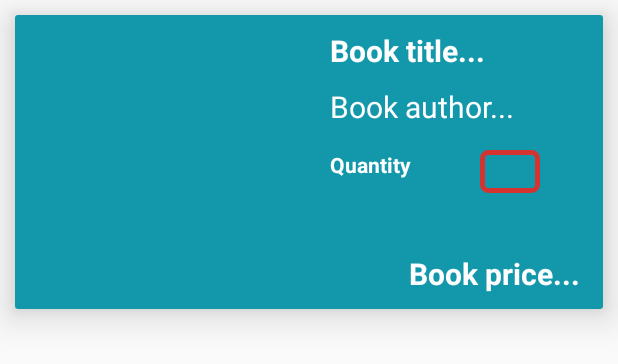
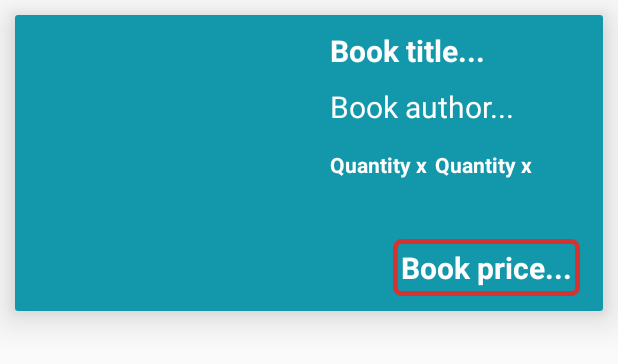
Before and after one commit to OanaDG/BachelorAppGit, an Android app: the layout cart_items_layout.xml on its own in the app's theme, with its tools: preview values and no code run, on a phone screen of 412 x 824 dp. Shown: the top 364 px of the screen. Run offline under Robolectric (Android 15) with nearby library versions, the phone set to English and light mode, and no system bars.

Commit message:
finish order activity

```diff
--- a/BachelorApp/app/src/main/AndroidManifest.xml
+++ b/BachelorApp/app/src/main/AndroidManifest.xml
@@ -13,7 +13,8 @@
         android:roundIcon="@mipmap/ic_launcher_round"
         android:supportsRtl="true"
         android:theme="@style/AppTheme">
-        <activity android:name=".CartActivity"></activity>
+        <activity android:name=".ConfirmOrderActivity"></activity>
+        <activity android:name=".CartActivity" />
         <activity android:name=".BookDetailsActivity" />
         <activity android:name=".ViewHolder.CategoryActivity" />
         <activity android:name=".SettingsActivity" />
--- a/BachelorApp/app/src/main/java/com/example/bachelorapp/BookDetailsActivity.java
+++ b/BachelorApp/app/src/main/java/com/example/bachelorapp/BookDetailsActivity.java
@@ -54,6 +54,7 @@ public class BookDetailsActivity extends AppCompatActivity {
         btnBack = findViewById(R.id.tvReturnBookDetailsBtn);
         imgBook = findViewById(R.id.imgBookDetails);
         btnAddToCart = findViewById(R.id.btnAddProductToCart);
+        btnBookNumber = findViewById(R.id.btnBookNumber);
 
 
 
@@ -94,7 +95,8 @@ public class BookDetailsActivity extends AppCompatActivity {
         cartMap.put("image", bookImage);
         cartMap.put("title", tvTitle.getText().toString());
         cartMap.put("author", tvAuthor.getText().toString());
-        cartMap.put("price", tvPrice.getText().toString());
+        cartMap.put("price", tvPrice.getText().toString().replace(" lei", ""));
+        cartMap.put("quantity", btnBookNumber.getNumber());
         cartMap.put("date", currentDate);
 
         cartRef.child("User View").child(Collection.currentUser.getUsername()).child("Products").child(bookId).updateChildren(cartMap).addOnCompleteListener(new OnCompleteListener<Void>() {
--- a/BachelorApp/app/src/main/java/com/example/bachelorapp/SettingsActivity.java
+++ b/BachelorApp/app/src/main/java/com/example/bachelorapp/SettingsActivity.java
@@ -11,6 +11,7 @@ import android.os.Bundle;
 import android.text.TextUtils;
 import android.view.View;
 import android.widget.EditText;
+import android.widget.ImageView;
 import android.widget.TextView;
 import android.widget.Toast;
 
@@ -39,7 +40,8 @@ public class SettingsActivity extends AppCompatActivity {
 
     CircleImageView imgProfileSettings;
     EditText etEmailSettings;
-    TextView tvClose, tvUpdate;
+    TextView tvUpdate;
+    ImageView tvClose;
     Uri imgUri;
     String myUrl = "";
     StorageReference storageProfilePictureRef;
--- a/BachelorApp/app/src/main/java/com/example/bachelorapp/ViewHolder/CartViewHolder.java
+++ b/BachelorApp/app/src/main/java/com/example/bachelorapp/ViewHolder/CartViewHolder.java
@@ -12,7 +12,7 @@ import com.example.bachelorapp.R;
 
 public class CartViewHolder extends RecyclerView.ViewHolder implements View.OnClickListener {
 
-    public TextView tvTitle, tvAuthor, tvPrice;
+    public TextView tvTitle, tvAuthor, tvPrice, tvQuantity;
     public ImageView imgBook;
     private ItemClickListener itemClickListener;
 
@@ -22,6 +22,7 @@ public class CartViewHolder extends RecyclerView.ViewHolder implements View.OnCl
         tvTitle = itemView.findViewById(R.id.tvBookCartTitle);
         tvAuthor = itemView.findViewById(R.id.tvBookCartAuthor);
         tvPrice = itemView.findViewById(R.id.tvBookCartPrice);
+        tvQuantity = itemView.findViewById(R.id.tvBookCartQuantity);
         imgBook = itemView.findViewById(R.id.imgBookCart);
     }
 
--- a/BachelorApp/app/src/main/res/layout/cart_items_layout.xml
+++ b/BachelorApp/app/src/main/res/layout/cart_items_layout.xml
@@ -42,7 +42,7 @@
             android:layout_marginLeft="200dp"/>
 
         <TextView
-            android:id="@+id/tvBookCartQuantity"
+            android:id="@+id/tvBookCartQuantityText"
             android:layout_width="160dp"
             android:layout_height="wrap_content"
             android:layout_below="@id/tvBookCartAuthor"
@@ -53,34 +53,34 @@
             android:textSize="14sp"
             android:textStyle="bold" />
 
-        <EditText
-            android:id="@+id/etQuantity"
-            android:layout_width="40dp"
+        <TextView
+            android:id="@+id/tvBookCartQuantity"
+            android:layout_width="160dp"
             android:layout_height="wrap_content"
-            android:ems="10"
-            android:inputType="number"
             android:layout_below="@id/tvBookCartAuthor"
-            android:background="@drawable/log_btn"
+            android:layout_marginLeft="270dp"
             android:layout_marginTop="15dp"
+            android:text="@string/quantity"
             android:textColor="@color/white"
-            android:layout_marginLeft="300dp"
-            android:textAlignment="center"
-            android:padding="2dp"
-           />
+            android:textSize="14sp"
+            android:textStyle="bold" />
+
 
 
         <TextView
             android:id="@+id/tvBookCartPrice"
-            android:layout_width="match_parent"
+            android:layout_width="wrap_content"
             android:layout_height="wrap_content"
             android:layout_alignParentEnd="true"
             android:layout_marginRight="5dp"
+            android:padding="5dp"
             android:textStyle="bold"
             android:text="@string/book_price"
             android:textColor="@color/white"
+            android:background="@drawable/log_btn"
             android:textSize="20sp"
             android:gravity="end"
-            android:layout_below="@id/etQuantity"
+            android:layout_below="@id/tvBookCartQuantity"
             android:layout_marginTop="40dp"
             />
     </RelativeLayout>
--- a/BachelorApp/app/src/main/res/values/strings.xml
+++ b/BachelorApp/app/src/main/res/values/strings.xml
@@ -58,6 +58,10 @@
     <string name="description">Description</string>
     <string name="total_price">Total price</string>
     <string name="next">Next</string>
-    <string name="quantity">Quantity</string>
+    <string name="quantity">Quantity x </string>
+    <string name="confirm_your_shipment_details_please">Confirm your shipment details please</string>
+    <string name="phone_number">Phone number</string>
+    <string name="shipment_address">Shipment address</string>
+    <string name="confirm">Confirm</string>
 
 </resources>
```
Also changed, not shown: BachelorApp/app/src/main/java/com/example/bachelorapp/CartActivity.java (+73 -2 lines), BachelorApp/app/src/main/java/com/example/bachelorapp/ConfirmOrderActivity.java (added, +29 -0 lines), BachelorApp/app/src/main/java/com/example/bachelorapp/Model/Cart.java (+11 -2 lines), BachelorApp/app/src/main/res/layout/activity_book_details.xml (+11 -2 lines), BachelorApp/app/src/main/res/layout/activity_confirm_order.xml (added, +62 -0 lines).
